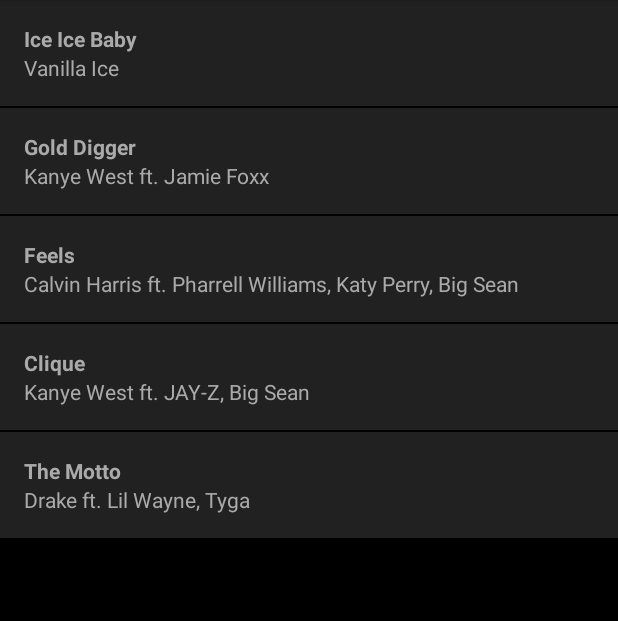
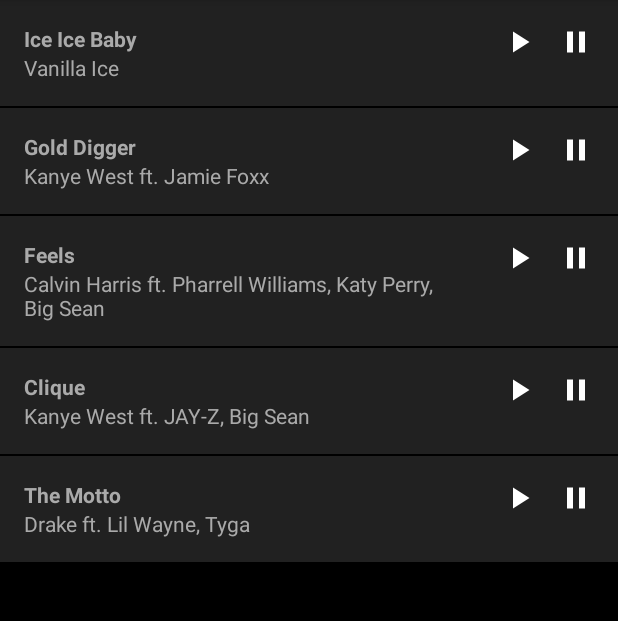
Before and after one commit to alan-lam/RapPlayer, an Android app: the screen it shows after launch (MainActivity), on a phone screen of 412 x 824 dp, the part 84-705 px from its top. Run offline under Robolectric (Android 15) with nearby library versions, the phone set to English and light mode, and no system bars.

Commit message:
added play and pause buttons

```diff
--- a/app/src/main/java/com/example/alan/rapplayer/MainActivity.java
+++ b/app/src/main/java/com/example/alan/rapplayer/MainActivity.java
@@ -42,7 +42,7 @@
         super.onCreate (savedInstanceState);
         setContentView (R.layout.activity_main);
 
-        audioManager = (AudioManager) getSystemService(Context.AUDIO_SERVICE);
+        audioManager = (AudioManager) getSystemService (Context.AUDIO_SERVICE);
 
         final ArrayList<Song> songs = new ArrayList<>();
         songs.add (new Song ("Ice Ice Baby", "Vanilla Ice", R.raw.iceicebaby));
--- a/app/src/main/res/layout/list_item.xml
+++ b/app/src/main/res/layout/list_item.xml
@@ -3,8 +3,14 @@
     android:layout_width="match_parent"
     android:layout_height="match_parent"
     android:background="#212121"
-    android:orientation="vertical"
+    android:orientation="horizontal"
     android:padding="16dp">
+
+    <LinearLayout
+        android:layout_width="0dp"
+        android:layout_weight="0.75"
+        android:layout_height="wrap_content"
+        android:orientation="vertical">
 
         <TextView
             android:id="@+id/song_name"
@@ -20,3 +26,29 @@
             android:textColor="@android:color/darker_gray" />
 
     </LinearLayout>
+
+    <RelativeLayout
+        android:layout_width="0dp"
+        android:layout_weight="0.25"
+        android:layout_height="wrap_content">
+
+        <ImageView
+            android:layout_width="24dp"
+            android:layout_height="24dp"
+            android:layout_toStartOf="@+id/pause_button"
+            android:layout_toLeftOf="@+id/pause_button"
+            android:layout_marginEnd="14dp"
+            android:layout_marginRight="14dp"
+            android:src="@drawable/ic_play_arrow_white_24dp"/>
+
+        <ImageView
+            android:id="@+id/pause_button"
+            android:layout_width="24dp"
+            android:layout_height="24dp"
+            android:layout_alignParentEnd="true"
+            android:layout_alignParentRight="true"
+            android:src="@drawable/ic_pause_white_24dp"/>
+
+    </RelativeLayout>
+
+</LinearLayout>
```
Also changed, not shown: app/src/main/res/drawable-hdpi/ic_pause_white_24dp.png (added), app/src/main/res/drawable-hdpi/ic_play_arrow_white_24dp.png (added), app/src/main/res/drawable-mdpi/ic_pause_white_24dp.png (added), app/src/main/res/drawable-mdpi/ic_play_arrow_white_24dp.png (added), app/src/main/res/drawable-xhdpi/ic_pause_white_24dp.png (added), app/src/main/res/drawable-xhdpi/ic_play_arrow_white_24dp.png (added), app/src/main/res/drawable-xxhdpi/ic_pause_white_24dp.png (added), app/src/main/res/drawable-xxhdpi/ic_play_arrow_white_24dp.png (added), app/src/main/res/drawable-xxxhdpi/ic_pause_white_24dp.png (added), app/src/main/res/drawable-xxxhdpi/ic_play_arrow_white_24dp.png (added). Lines whose indentation alone changed are shown as unchanged.
